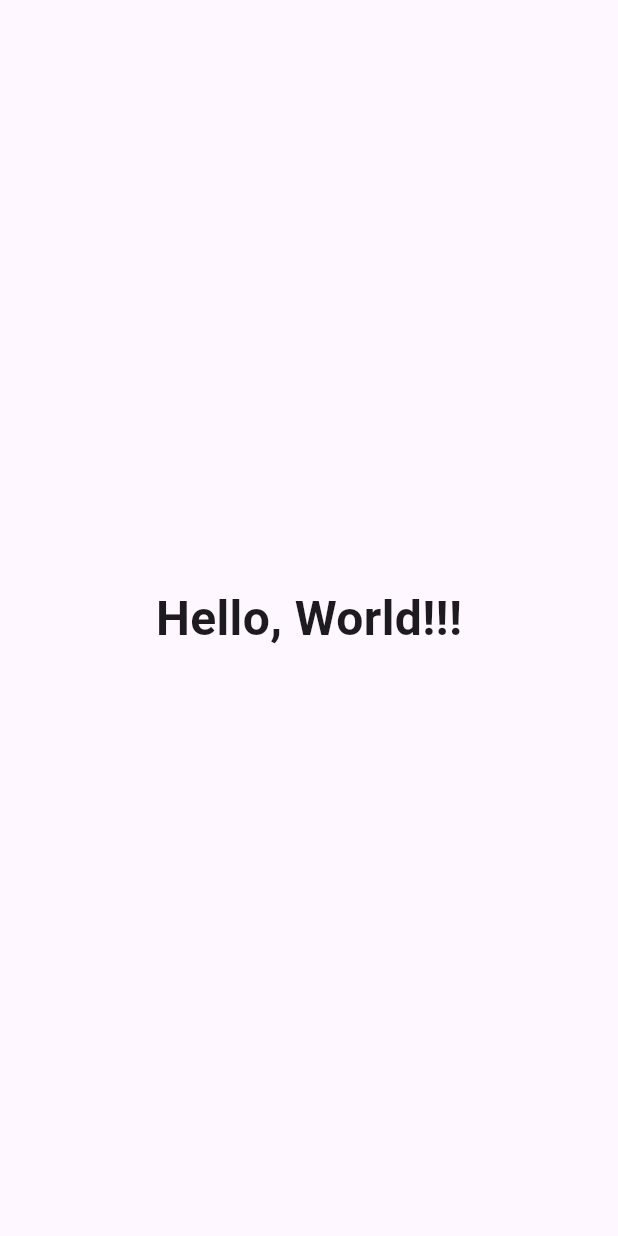
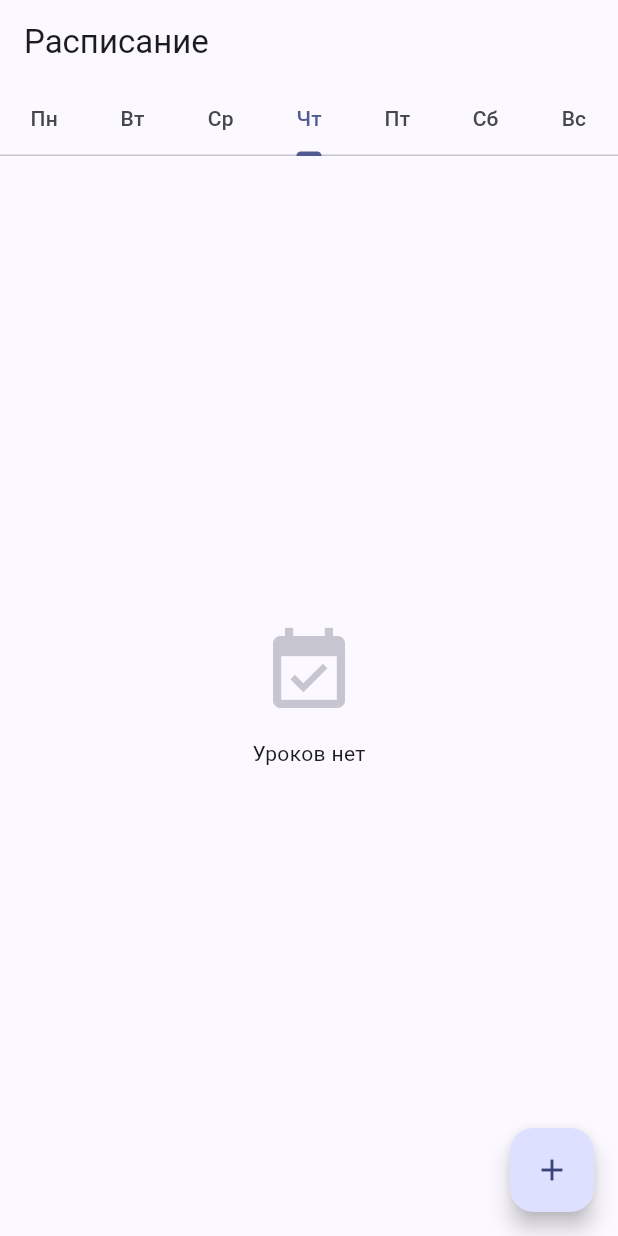
Before and after one commit to sea10salmon11/schedule, a Flutter app: the screen it shows after launch, on a phone screen of 412 x 824 dp. Run offline on Flutter 3.47's test engine with Material 3 defaults, Android fonts, the phone set to English and light mode, and no system bars; our stand-ins replace flutter_local_notifications, shared_preferences.

Commit message:
Implement school schedule app with lock screen notification
- Weekly schedule stored locally via shared_preferences
- Tab-based UI (Mon-Sun) with sorted lesson cards
- Next upcoming lesson highlighted with chip and colored card
- Swipe-to-delete and tap-to-edit lessons
- Add lesson form with subject, teacher, room, start/end time pickers
- Persistent lock screen notification (visibility: public) showing
  next upcoming lesson, updated whenever data changes or app opens
- POST_NOTIFICATIONS permission for Android 13+

https://claude.ai/code/session_01SmbtD9jokEcUphwwUqttAQ

```diff
--- a/lib/main.dart
+++ b/lib/main.dart
@@ -1,23 +1,26 @@
 import 'package:flutter/material.dart';
+import 'screens/home_screen.dart';
+import 'services/notification_service.dart';
 
-void main() {
-  runApp(const MyApp());
+void main() async {
+  WidgetsFlutterBinding.ensureInitialized();
+  await NotificationService.init();
+  runApp(const ScheduleApp());
 }
 
-class MyApp extends StatelessWidget {
-  const MyApp({super.key});
+class ScheduleApp extends StatelessWidget {
+  const ScheduleApp({super.key});
 
   @override
   Widget build(BuildContext context) {
-    return const MaterialApp(
-      home: Scaffold(
-        body: Center(
-          child: Text(
-            'Hello, World!!!',
-            style: TextStyle(fontSize: 32, fontWeight: FontWeight.bold),
-          ),
-        ),
+    return MaterialApp(
+      title: 'Расписание',
+      debugShowCheckedModeBanner: false,
+      theme: ThemeData(
+        colorScheme: ColorScheme.fromSeed(seedColor: Colors.indigo),
+        useMaterial3: true,
       ),
+      home: const HomeScreen(),
     );
   }
 }
--- /dev/null
+++ b/lib/models/lesson.dart
@@ -0,0 +1,76 @@
+class Lesson {
+  final String id;
+  final String subject;
+  final String teacher;
+  final String room;
+  final int startHour;
+  final int startMinute;
+  final int endHour;
+  final int endMinute;
+  final int dayOfWeek; // 1=Monday, 7=Sunday (DateTime.weekday convention)
+
+  const Lesson({
+    required this.id,
+    required this.subject,
+    required this.teacher,
+    required this.room,
+    required this.startHour,
+    required this.startMinute,
+    required this.endHour,
+    required this.endMinute,
+    required this.dayOfWeek,
+  });
+
+  String get startTimeStr =>
+      '${startHour.toString().padLeft(2, '0')}:${startMinute.toString().padLeft(2, '0')}';
+
+  String get endTimeStr =>
+      '${endHour.toString().padLeft(2, '0')}:${endMinute.toString().padLeft(2, '0')}';
+
+  Map<String, dynamic> toJson() => {
+        'id': id,
+        'subject': subject,
+        'teacher': teacher,
+        'room': room,
+        'startHour': startHour,
+        'startMinute': startMinute,
+        'endHour': endHour,
+        'endMinute': endMinute,
+        'dayOfWeek': dayOfWeek,
+      };
+
+  factory Lesson.fromJson(Map<String, dynamic> json) => Lesson(
+        id: json['id'] as String,
+        subject: json['subject'] as String,
+        teacher: json['teacher'] as String? ?? '',
+        room: json['room'] as String? ?? '',
+        startHour: json['startHour'] as int,
+        startMinute: json['startMinute'] as int,
+        endHour: json['endHour'] as int,
+        endMinute: json['endMinute'] as int,
+        dayOfWeek: json['dayOfWeek'] as int,
+      );
+
+  Lesson copyWith({
+    String? id,
+    String? subject,
+    String? teacher,
+    String? room,
+    int? startHour,
+    int? startMinute,
+    int? endHour,
+    int? endMinute,
+    int? dayOfWeek,
+  }) =>
+      Lesson(
+        id: id ?? this.id,
+        subject: subject ?? this.subject,
+        teacher: teacher ?? this.teacher,
+        room: room ?? this.room,
+        startHour: startHour ?? this.startHour,
+        startMinute: startMinute ?? this.startMinute,
+        endHour: endHour ?? this.endHour,
+        endMinute: endMinute ?? this.endMinute,
+        dayOfWeek: dayOfWeek ?? this.dayOfWeek,
+      );
+}
--- /dev/null
+++ b/lib/screens/home_screen.dart
@@ -0,0 +1,263 @@
+import 'package:flutter/material.dart';
+import '../models/lesson.dart';
+import '../services/notification_service.dart';
+import '../services/storage_service.dart';
+import 'lesson_form_screen.dart';
+
+class HomeScreen extends StatefulWidget {
+  const HomeScreen({super.key});
+
+  @override
+  State<HomeScreen> createState() => _HomeScreenState();
+}
+
+class _HomeScreenState extends State<HomeScreen>
+    with SingleTickerProviderStateMixin {
+  List<Lesson> _lessons = [];
+  late TabController _tabController;
+  bool _loading = true;
+
+  static const _dayNames = ['Пн', 'Вт', 'Ср', 'Чт', 'Пт', 'Сб', 'Вс'];
+
+  @override
+  void initState() {
+    super.initState();
+    final todayIndex = DateTime.now().weekday - 1; // 0-based
+    _tabController = TabController(
+      length: 7,
+      vsync: this,
+      initialIndex: todayIndex,
+    );
+    _loadLessons();
+  }
+
+  @override
+  void dispose() {
+    _tabController.dispose();
+    super.dispose();
+  }
+
+  Future<void> _loadLessons() async {
+    final lessons = await StorageService.loadLessons();
+    if (!mounted) return;
+    setState(() {
+      _lessons = lessons;
+      _loading = false;
+    });
+    await _updateNotification();
+  }
+
+  Future<void> _updateNotification() async {
+    await NotificationService.showNextLesson(_findNextLesson());
+  }
+
+  /// Returns the next lesson that hasn't started yet, looking up to 7 days ahead.
+  Lesson? _findNextLesson() {
+    final now = DateTime.now();
+    for (int d = 0; d < 7; d++) {
+      final date = now.add(Duration(days: d));
+      final weekday = date.weekday;
+      final dayLessons = _sortedLessonsForDay(weekday);
+
+      for (final lesson in dayLessons) {
+        if (d == 0) {
+          // Today: only include lessons that haven't started yet
+          final startMin = lesson.startHour * 60 + lesson.startMinute;
+          final nowMin = now.hour * 60 + now.minute;
+          if (startMin > nowMin) return lesson;
+        } else {
+          // Future day: first lesson of that day
+          return lesson;
+        }
+      }
+    }
+    return null;
+  }
+
+  List<Lesson> _sortedLessonsForDay(int dayOfWeek) {
+    return _lessons
+        .where((l) => l.dayOfWeek == dayOfWeek)
+        .toList()
+      ..sort((a, b) => (a.startHour * 60 + a.startMinute)
+          .compareTo(b.startHour * 60 + b.startMinute));
+  }
+
+  Future<void> _addLesson() async {
+    final dayOfWeek = _tabController.index + 1;
+    final result = await Navigator.push<Lesson>(
+      context,
+      MaterialPageRoute(
+        builder: (_) => LessonFormScreen(dayOfWeek: dayOfWeek),
+      ),
+    );
+    if (result != null) {
+      setState(() => _lessons.add(result));
+      await StorageService.saveLessons(_lessons);
+      await _updateNotification();
+    }
+  }
+
+  Future<void> _editLesson(Lesson lesson) async {
+    final result = await Navigator.push<Lesson>(
+      context,
+      MaterialPageRoute(
+        builder: (_) =>
+            LessonFormScreen(lesson: lesson, dayOfWeek: lesson.dayOfWeek),
+      ),
+    );
+    if (result != null) {
+      setState(() {
+        final idx = _lessons.indexWhere((l) => l.id == lesson.id);
+        if (idx != -1) _lessons[idx] = result;
+      });
+      await StorageService.saveLessons(_lessons);
+      await _updateNotification();
+    }
+  }
+
+  Future<void> _deleteLesson(Lesson lesson) async {
+    setState(() => _lessons.removeWhere((l) => l.id == lesson.id));
+    await StorageService.saveLessons(_lessons);
+    await _updateNotification();
+  }
+
+  @override
+  Widget build(BuildContext context) {
+    return Scaffold(
+      appBar: AppBar(
+        title: const Text('Расписание'),
+        bottom: TabBar(
+          controller: _tabController,
+          tabs: _dayNames.map((d) => Tab(text: d)).toList(),
+        ),
+      ),
+      body: _loading
+          ? const Center(child: CircularProgressIndicator())
+          : TabBarView(
+              controller: _tabController,
+              children: List.generate(7, (i) {
+                final dayOfWeek = i + 1;
+                final dayLessons = _sortedLessonsForDay(dayOfWeek);
+                final nextLesson = _findNextLesson();
+
+                if (dayLessons.isEmpty) {
+                  return Center(
+                    child: Column(
+                      mainAxisSize: MainAxisSize.min,
+                      children: [
+                        Icon(Icons.event_available,
+                            size: 64,
+                            color: Theme.of(context)
+                                .colorScheme
+                                .outlineVariant),
+                        const SizedBox(height: 12),
+                        const Text('Уроков нет'),
+                      ],
+                    ),
+                  );
+                }
+
+                return ListView.builder(
+                  padding: const EdgeInsets.fromLTRB(8, 8, 8, 80),
+                  itemCount: dayLessons.length,
+                  itemBuilder: (context, index) {
+                    final lesson = dayLessons[index];
+                    final isNext = nextLesson?.id == lesson.id;
+                    return _LessonCard(
+                      lesson: lesson,
+                      isNext: isNext,
+                      onTap: () => _editLesson(lesson),
+                      onDismissed: () => _deleteLesson(lesson),
+                    );
+                  },
+                );
+              }),
+            ),
+      floatingActionButton: FloatingActionButton(
+        onPressed: _addLesson,
+        tooltip: 'Добавить урок',
+        child: const Icon(Icons.add),
+      ),
+    );
+  }
+}
+
+class _LessonCard extends StatelessWidget {
+  final Lesson lesson;
+  final bool isNext;
+  final VoidCallback onTap;
+  final VoidCallback onDismissed;
+
+  const _LessonCard({
+    required this.lesson,
+    required this.isNext,
+    required this.onTap,
+    required this.onDismissed,
+  });
+
+  @override
+  Widget build(BuildContext context) {
+    final colorScheme = Theme.of(context).colorScheme;
+    return Dismissible(
+      key: Key(lesson.id),
+      direction: DismissDirection.endToStart,
+      background: Container(
+        alignment: Alignment.centerRight,
+        padding: const EdgeInsets.only(right: 20),
+        decoration: BoxDecoration(
+          color: colorScheme.error,
+          borderRadius: BorderRadius.circular(12),
+        ),
+        child: Icon(Icons.delete_outline, color: colorScheme.onError),
+      ),
+      onDismissed: (_) => onDismissed(),
+      child: Card(
+        color: isNext ? colorScheme.primaryContainer : null,
+        child: ListTile(
+          onTap: onTap,
+          contentPadding:
+              const EdgeInsets.symmetric(horizontal: 16, vertical: 4),
+          leading: CircleAvatar(
+            backgroundColor:
+                isNext ? colorScheme.primary : colorScheme.surfaceContainerHighest,
+            foregroundColor:
+                isNext ? colorScheme.onPrimary : colorScheme.onSurfaceVariant,
+            child: Text(
+              lesson.startTimeStr.substring(0, 2),
+              style: const TextStyle(fontSize: 13, fontWeight: FontWeight.bold),
+            ),
+          ),
+          title: Text(
+            lesson.subject,
+            style: const TextStyle(fontWeight: FontWeight.w600),
+          ),
+          subtitle: Text(
+            _buildSubtitle(),
+            style: TextStyle(
+              color: isNext
+                  ? colorScheme.onPrimaryContainer
+                  : colorScheme.onSurfaceVariant,
+            ),
+          ),
+          trailing: isNext
+              ? Chip(
+                  label: const Text('Следующий',
+                      style: TextStyle(fontSize: 11)),
+                  backgroundColor: colorScheme.primary,
+                  labelStyle: TextStyle(color: colorScheme.onPrimary),
+                  padding: EdgeInsets.zero,
+                  materialTapTargetSize: MaterialTapTargetSize.shrinkWrap,
+                )
+              : null,
+        ),
+      ),
+    );
+  }
+
+  String _buildSubtitle() {
+    final parts = ['${lesson.startTimeStr} — ${lesson.endTimeStr}'];
+    if (lesson.room.isNotEmpty) parts.add('каб. ${lesson.room}');
+    if (lesson.teacher.isNotEmpty) parts.add(lesson.teacher);
+    return parts.join(' · ');
+  }
+}
--- /dev/null
+++ b/lib/services/notification_service.dart
@@ -0,0 +1,51 @@
+import 'package:flutter_local_notifications/flutter_local_notifications.dart';
+import '../models/lesson.dart';
+
+class NotificationService {
+  static final _plugin = FlutterLocalNotificationsPlugin();
+  static const _notificationId = 0;
+  static const _channelId = 'next_lesson_channel';
+
+  static Future<void> init() async {
+    const androidSettings =
+        AndroidInitializationSettings('@mipmap/ic_launcher');
+    const settings = InitializationSettings(android: androidSettings);
+    await _plugin.initialize(settings);
+
+    // Request POST_NOTIFICATIONS permission (Android 13+)
+    final androidImpl = _plugin
+        .resolvePlatformSpecificImplementation<
+            AndroidFlutterLocalNotificationsPlugin>();
+    await androidImpl?.requestNotificationsPermission();
+  }
+
+  static Future<void> showNextLesson(Lesson? lesson) async {
+    if (lesson == null) {
+      await _plugin.cancel(_notificationId);
+      return;
+    }
+
+    final body = StringBuffer('${lesson.startTimeStr} — ${lesson.endTimeStr}');
+    if (lesson.room.isNotEmpty) body.write(' · каб. ${lesson.room}');
+    if (lesson.teacher.isNotEmpty) body.write(' · ${lesson.teacher}');
+
+    const androidDetails = AndroidNotificationDetails(
+      _channelId,
+      'Следующий урок',
+      channelDescription: 'Ближайший предстоящий урок на экране блокировки',
+      importance: Importance.low,
+      priority: Priority.low,
+      ongoing: true,
+      showWhen: false,
+      // Show full content on lock screen
+      visibility: NotificationVisibility.public,
+    );
+
+    await _plugin.show(
+      _notificationId,
+      lesson.subject,
+      body.toString(),
+      const NotificationDetails(android: androidDetails),
+    );
+  }
+}
--- /dev/null
+++ b/lib/services/storage_service.dart
@@ -0,0 +1,23 @@
+import 'dart:convert';
+import 'package:shared_preferences/shared_preferences.dart';
+import '../models/lesson.dart';
+
+class StorageService {
+  static const _key = 'lessons';
+
+  static Future<List<Lesson>> loadLessons() async {
+    final prefs = await SharedPreferences.getInstance();
+    final jsonStr = prefs.getString(_key);
+    if (jsonStr == null) return [];
+    final list = jsonDecode(jsonStr) as List<dynamic>;
+    return list.map((e) => Lesson.fromJson(e as Map<String, dynamic>)).toList();
+  }
+
+  static Future<void> saveLessons(List<Lesson> lessons) async {
+    final prefs = await SharedPreferences.getInstance();
+    await prefs.setString(
+      _key,
+      jsonEncode(lessons.map((l) => l.toJson()).toList()),
+    );
+  }
+}
--- a/pubspec.yaml
+++ b/pubspec.yaml
@@ -1,5 +1,5 @@
 name: helloworld
-description: A Flutter Hello World app.
+description: School Schedule App
 version: 1.0.0+1
 
 environment:
@@ -8,6 +8,8 @@ environment:
 dependencies:
   flutter:
     sdk: flutter
+  shared_preferences: ^2.2.2
+  flutter_local_notifications: ^17.0.0
 
 flutter:
   uses-material-design: true
```
Also changed, not shown: lib/screens/lesson_form_screen.dart (added, +170 -0 lines), 1 other file.
